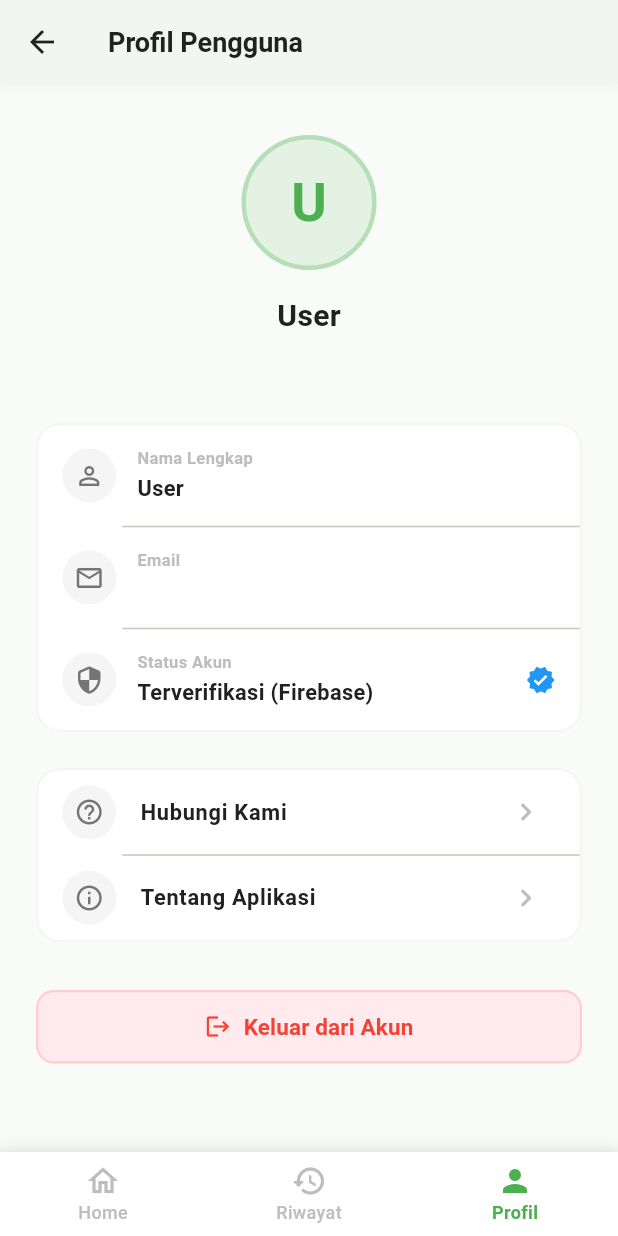
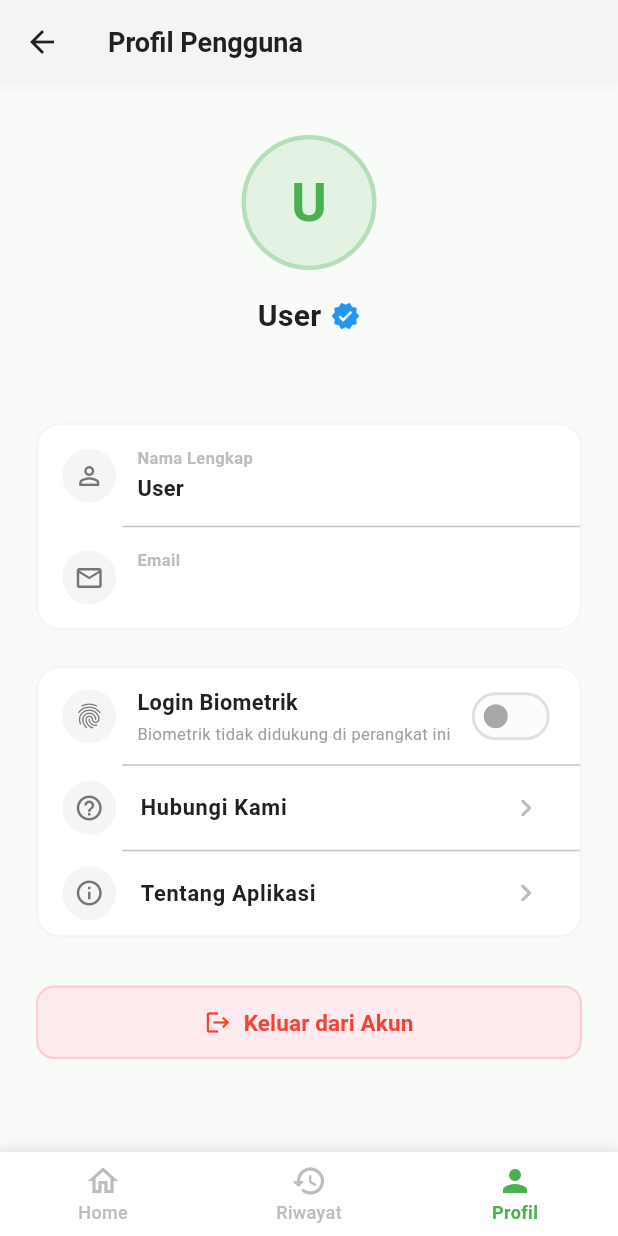
Before and after one commit to AryaPramudya898/uts_1123150004, a Flutter app: the DashboardPage screen opened directly, item 3 of the bottom bar chosen, on a phone screen of 412 x 824 dp. Run offline on Flutter 3.47's test engine with Material 3 defaults, Android fonts, the phone set to English and light mode, and no system bars; our stand-ins replace app_links, dio, email_validator, equatable, firebase_auth, firebase_core and 4 more; accounts and stored records are empty; network calls fail.

Commit message:
feat : menambahkan biometrik dan mengubah akun terverifikasi jadi centang di nama saja

```diff
--- a/lib/core/services/secure_storage.dart
+++ b/lib/core/services/secure_storage.dart
@@ -11,11 +11,42 @@ class SecureStorage {
   );
 
   static const _keyToken = 'auth_token';
+  static const _keyBiometricEnabled = 'biometric_enabled';
+  static const _keyBiometricEmail = 'biometric_email';
+  static const _keyBiometricPassword = 'biometric_password';
 
   static Future<void> saveToken(String token) async =>
       _storage.write(key: _keyToken, value: token);
 
   static Future<String?> getToken() async => _storage.read(key: _keyToken);
 
+  static Future<void> setBiometricEnabled(bool enabled) async =>
+      _storage.write(key: _keyBiometricEnabled, value: enabled.toString());
+
+  static Future<bool> isBiometricEnabled() async {
+    final val = await _storage.read(key: _keyBiometricEnabled);
+    return val == 'true';
+  }
+
+  static Future<void> saveBiometricCredentials(String email, String password) async {
+    await _storage.write(key: _keyBiometricEmail, value: email);
+    await _storage.write(key: _keyBiometricPassword, value: password);
+  }
+
+  static Future<Map<String, String>?> getBiometricCredentials() async {
+    final email = await _storage.read(key: _keyBiometricEmail);
+    final password = await _storage.read(key: _keyBiometricPassword);
+    if (email != null && password != null) {
+      return {'email': email, 'password': password};
+    }
+    return null;
+  }
+
+  static Future<void> clearBiometricCredentials() async {
+    await _storage.delete(key: _keyBiometricEmail);
+    await _storage.delete(key: _keyBiometricPassword);
+    await _storage.delete(key: _keyBiometricEnabled);
+  }
+
   static Future<void> clearAll() async => _storage.deleteAll();
 }
--- a/lib/features/dashboard/presentation/pages/profile_tab.dart
+++ b/lib/features/dashboard/presentation/pages/profile_tab.dart
@@ -2,13 +2,81 @@ import 'package:flutter/material.dart';
 import 'package:provider/provider.dart';
 import 'package:uts_1123150004/core/constants/app_colors.dart';
 import 'package:uts_1123150004/core/routes/app_router.dart';
+import 'package:uts_1123150004/core/services/secure_storage.dart';
+import 'package:uts_1123150004/core/services/biometric_service.dart';
 import 'package:uts_1123150004/features/auth/presentation/providers/auth_provider.dart';
 
-class ProfileTab extends StatelessWidget {
+class ProfileTab extends StatefulWidget {
   final String name;
   final String email;
 
   const ProfileTab({super.key, required this.name, required this.email});
+
+  @override
+  State<ProfileTab> createState() => _ProfileTabState();
+}
+
+class _ProfileTabState extends State<ProfileTab> {
+  final BiometricService _biometricService = BiometricService();
+  bool _biometricEnabled = false;
+  bool _isBiometricSupported = false;
+  bool _isLoading = true;
+
+  @override
+  void initState() {
+    super.initState();
+    _checkBiometricStatus();
+  }
+
+  Future<void> _checkBiometricStatus() async {
+    final available = await _biometricService.isBiometricAvailable();
+    final enabled = await _biometricService.isBiometricEnabled();
+    if (mounted) {
+      setState(() {
+        _isBiometricSupported = available;
+        _biometricEnabled = enabled;
+        _isLoading = false;
+      });
+    }
+  }
+
+  Future<void> _onToggleBiometric(bool value) async {
+    if (value) {
+      // Prompt biometric authentication to enable it
+      final authenticated = await _biometricService.authenticate();
+      if (authenticated) {
+        await _biometricService.setBiometricEnabled(true);
+        setState(() {
+          _biometricEnabled = true;
+        });
+        if (mounted) {
+          ScaffoldMessenger.of(context).showSnackBar(
+            const SnackBar(
+              content: Text('Login biometrik berhasil diaktifkan'),
+              backgroundColor: AppColors.primary,
+            ),
+          );
+        }
+      } else {
+        setState(() {
+          _biometricEnabled = false;
+        });
+      }
+    } else {
+      await _biometricService.setBiometricEnabled(false);
+      setState(() {
+        _biometricEnabled = false;
+      });
+      if (mounted) {
+        ScaffoldMessenger.of(context).showSnackBar(
+          const SnackBar(
+            content: Text('Login biometrik dinonaktifkan'),
+            backgroundColor: Colors.orange,
+          ),
+        );
+      }
+    }
+  }
 
   @override
   Widget build(BuildContext context) {
@@ -32,7 +100,7 @@ class ProfileTab extends StatelessWidget {
               ),
               child: Center(
                 child: Text(
-                  name.isNotEmpty ? name[0].toUpperCase() : 'U',
+                  widget.name.isNotEmpty ? widget.name[0].toUpperCase() : 'U',
                   style: const TextStyle(
                     fontSize: 36,
                     fontWeight: FontWeight.bold,
@@ -43,17 +111,29 @@ class ProfileTab extends StatelessWidget {
             ),
           ),
           const SizedBox(height: 16),
+          // User Name with verified checkmark
+          Row(
+            mainAxisAlignment: MainAxisAlignment.center,
+            children: [
               Text(
-            name,
+                widget.name,
                 style: const TextStyle(
                   fontSize: 20,
                   fontWeight: FontWeight.bold,
                   color: AppColors.textPrimary,
                 ),
               ),
+              const SizedBox(width: 6),
+              const Icon(
+                Icons.verified,
+                color: Colors.blue,
+                size: 20,
+              ),
+            ],
+          ),
           const SizedBox(height: 4),
           Text(
-            email,
+            widget.email,
             style: TextStyle(
               fontSize: 14,
               color: Colors.grey.shade500,
@@ -73,20 +153,13 @@ class ProfileTab extends StatelessWidget {
                 _buildProfileItem(
                   icon: Icons.person_outline,
                   title: 'Nama Lengkap',
-                  value: name,
+                  value: widget.name,
                 ),
                 const Divider(height: 1, indent: 56),
                 _buildProfileItem(
                   icon: Icons.email_outlined,
                   title: 'Email',
-                  value: email,
-                ),
-                const Divider(height: 1, indent: 56),
-                _buildProfileItem(
-                  icon: Icons.security_rounded,
-                  title: 'Status Akun',
-                  value: 'Terverifikasi (Firebase)',
-                  trailing: const Icon(Icons.verified, color: Colors.blue, size: 20),
+                  value: widget.email,
                 ),
               ],
             ),
@@ -94,7 +167,7 @@ class ProfileTab extends StatelessWidget {
 
           const SizedBox(height: 24),
 
-          // Menu Aksi Tambahan
+          // Menu Aksi Tambahan & Pengaturan
           Container(
             decoration: BoxDecoration(
               color: Colors.white,
@@ -103,6 +176,16 @@ class ProfileTab extends StatelessWidget {
             ),
             child: Column(
               children: [
+                _buildToggleItem(
+                  icon: Icons.fingerprint_rounded,
+                  title: 'Login Biometrik',
+                  subtitle: _isBiometricSupported
+                      ? 'Gunakan sidik jari/wajah untuk masuk'
+                      : 'Biometrik tidak didukung di perangkat ini',
+                  value: _biometricEnabled,
+                  onChanged: _isBiometricSupported ? _onToggleBiometric : null,
+                ),
+                const Divider(height: 1, indent: 56),
                 _buildActionItem(
                   icon: Icons.help_outline,
                   title: 'Hubungi Kami',
@@ -191,6 +274,52 @@ class ProfileTab extends StatelessWidget {
     );
   }
 
+  Widget _buildToggleItem({
+    required IconData icon,
+    required String title,
+    required String subtitle,
+    required bool value,
+    required ValueChanged<bool>? onChanged,
+  }) {
+    return Padding(
+      padding: const EdgeInsets.symmetric(horizontal: 16, vertical: 8),
+      child: Row(
+        children: [
+          Container(
+            padding: const EdgeInsets.all(8),
+            decoration: BoxDecoration(
+              color: Colors.grey.shade100,
+              shape: BoxShape.circle,
+            ),
+            child: Icon(icon, size: 20, color: Colors.grey.shade600),
+          ),
+          const SizedBox(width: 14),
+          Expanded(
+            child: Column(
+              crossAxisAlignment: CrossAxisAlignment.start,
+              children: [
+                Text(
+                  title,
+                  style: const TextStyle(fontSize: 14.5, fontWeight: FontWeight.bold, color: AppColors.textPrimary),
+                ),
+                const SizedBox(height: 2),
+                Text(
+                  subtitle,
+                  style: TextStyle(fontSize: 11, color: Colors.grey.shade500),
+                ),
+              ],
+            ),
+          ),
+          Switch(
+            value: value,
+            onChanged: onChanged,
+            activeColor: AppColors.primary,
+          ),
+        ],
+      ),
+    );
+  }
+
   Widget _buildActionItem({
     required IconData icon,
     required String title,
--- a/pubspec.yaml
+++ b/pubspec.yaml
@@ -45,6 +45,7 @@ dependencies:
   url_launcher: ^6.3.2
   flutter_secure_storage: ^10.0.0
   app_links: ^6.1.1
+  local_auth: ^2.3.0
 
 dev_dependencies:
   flutter_test:
```
Also changed, not shown: lib/core/services/biometric_service.dart (added, +60 -0 lines), pubspec.lock, 5 other files. Lines whose indentation alone changed are shown as unchanged.
